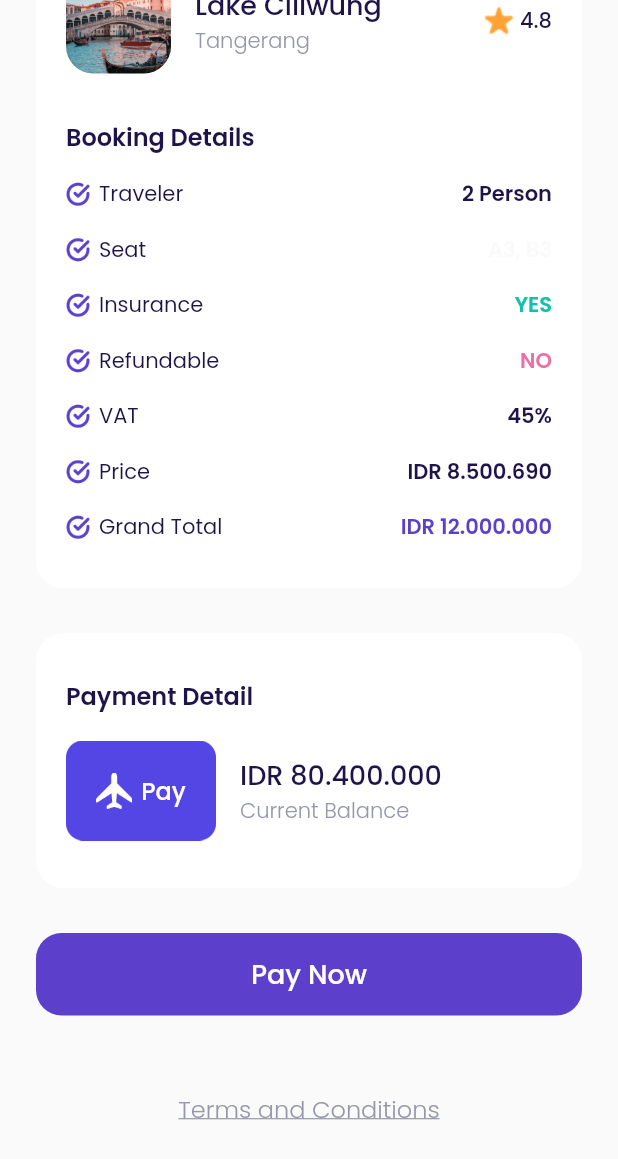
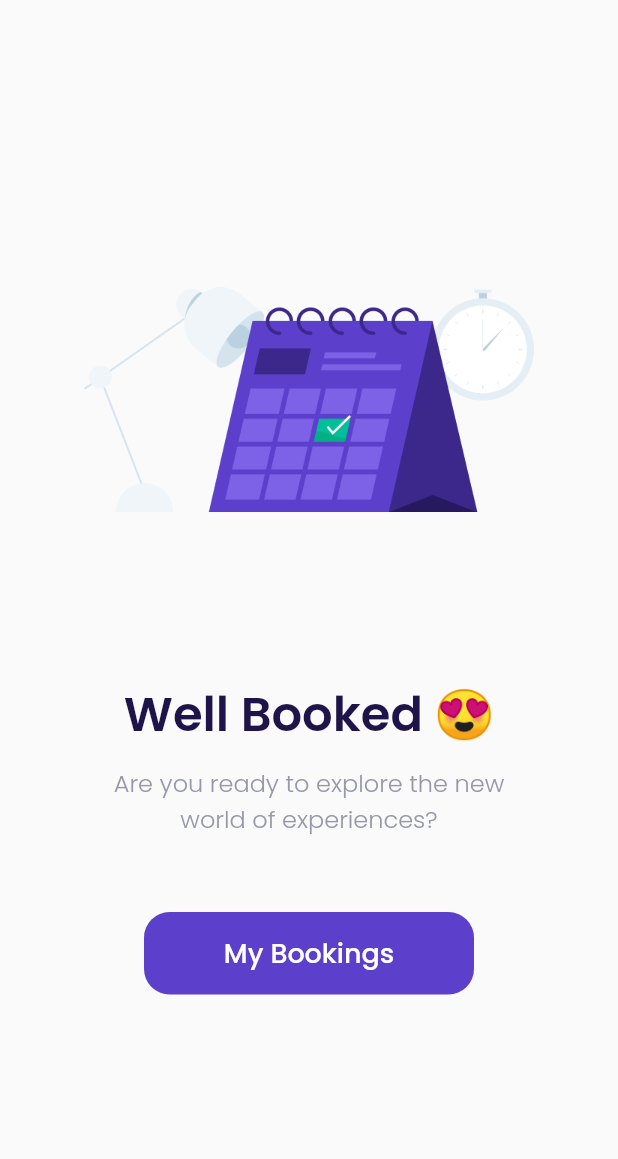
Before and after one commit to acepnurmansidik/MobileApp-Travel, a Flutter app: the CheckoutPage screen opened directly, scrolled down 283 dp, after a tap on "Pay Now", on a phone screen of 412 x 824 dp. Shown: the top 1159 px of the screen. Run offline on Flutter 3.47's test engine with Material 2 defaults, Android fonts, the phone set to English and light mode, and no system bars; our stand-ins replace google_fonts.

Commit message:
success checkout page

```diff
--- a/lib/ui/pages/checkout_page.dart
+++ b/lib/ui/pages/checkout_page.dart
@@ -1,3 +1,4 @@
+import 'package:airplane/ui/pages/success_checkout_page.dart';
 import 'package:airplane/ui/widgets/booking_detail_item.dart';
 import 'package:airplane/ui/widgets/custome_button.dart';
 import 'package:flutter/material.dart';
@@ -138,7 +139,7 @@ class CheckoutPage extends StatelessWidget {
             BookingDetailItem(
               title: 'Seat',
               valueText: 'A3, B3',
-              valueColor: kBackgroundColor,
+              valueColor: kBlackColor,
             ),
             BookingDetailItem(
               title: 'Insurance',
@@ -237,7 +238,14 @@ class CheckoutPage extends StatelessWidget {
     }
 
     Widget paymentButton() {
-      return CustomeButton(title: 'Pay Now', onPressed: () {}, margin: EdgeInsets.only(top: 30),);
+      return CustomeButton(
+        title: 'Pay Now',
+        margin: EdgeInsets.only(top: 30),
+        onPressed: () {
+          Navigator.push(context,
+              MaterialPageRoute(builder: (context) => SuccessCheckoutPage()));
+        },
+      );
     }
 
     Widget tacButton() {
@@ -258,7 +266,13 @@ class CheckoutPage extends StatelessWidget {
       backgroundColor: kBackgroundColor,
       body: ListView(
         padding: EdgeInsets.symmetric(horizontal: defaultMargin),
-        children: [route(), bokingDetail(), paymentDetail(),paymentButton(), tacButton()],
+        children: [
+          route(),
+          bokingDetail(),
+          paymentDetail(),
+          paymentButton(),
+          tacButton()
+        ],
       ),
     );
   }
--- /dev/null
+++ b/lib/ui/pages/success_checkout_page.dart
@@ -0,0 +1,56 @@
+import 'package:airplane/ui/widgets/custome_button.dart';
+import 'package:flutter/material.dart';
+import '../../shared/theme.dart';
+
+class SuccessCheckoutPage extends StatelessWidget {
+  const SuccessCheckoutPage({Key? key}) : super(key: key);
+
+  @override
+  Widget build(BuildContext context) {
+    return Scaffold(
+      backgroundColor: kBackgroundColor,
+      body: Center(
+        child: Column(
+          mainAxisAlignment: MainAxisAlignment.center,
+          children: [
+            Container(
+              width: 300,
+              height: 211,
+              decoration: BoxDecoration(
+                  image: DecorationImage(
+                      image: AssetImage('assets/icons/img_success.png'))),
+            ),
+            Container(
+              margin: EdgeInsets.only(top: 80, bottom: 50),
+              child: Column(
+                children: [
+                  Text(
+                    'Well Booked 😍',
+                    style:
+                        blackStyle.copyWith(fontSize: 32, fontWeight: semibold),
+                  ),
+                  SizedBox(
+                    height: 10,
+                  ),
+                  Text(
+                    'Are you ready to explore the new\nworld of experiences?',
+                    style: greyStyle.copyWith(fontSize: 16, fontWeight: light),
+                    textAlign: TextAlign.center,
+                  )
+                ],
+              ),
+            ),
+            CustomeButton(
+              title: 'My Bookings',
+              width: 220,
+              onPressed: () {
+                Navigator.pushNamedAndRemoveUntil(
+                    context, '/main', (route) => false);
+              },
+            )
+          ],
+        ),
+      ),
+    );
+  }
+}
```
Also changed, not shown: assets/icons/img_success.png (renamed from assets/icons/success_chekout.png).
